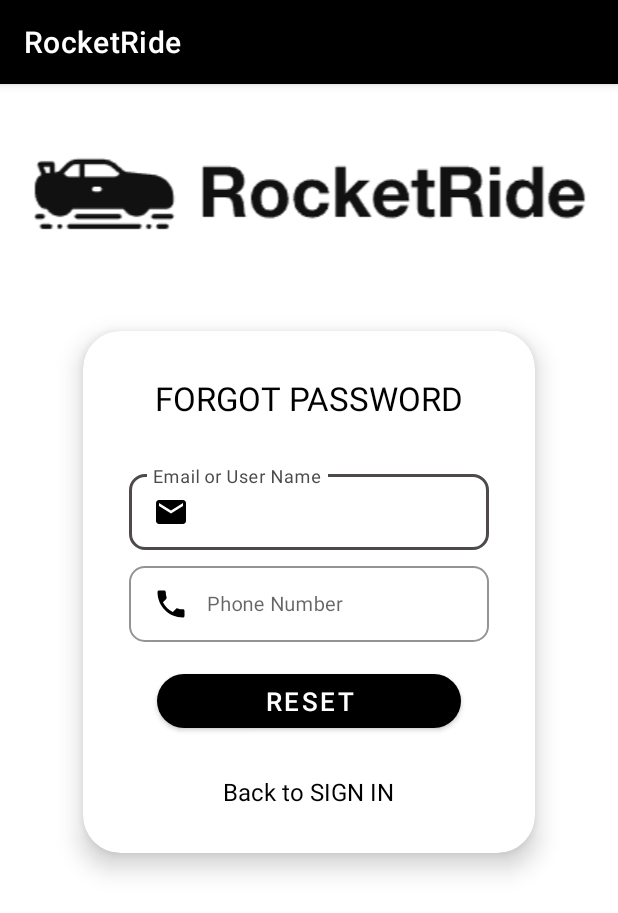
After one commit to GalKoaz/RocketRide, an Android app: the ResetPasswordActivity screen opened directly, with no data from a screen before it, on a phone screen of 412 x 824 dp. The commit adds this screen. Shown: the top 913 px of the screen. Run offline under Robolectric (Android 15) with nearby library versions, the phone set to English and light mode, and no system bars.

Commit message:
Upload reset password activity and its related hyperlinks

```diff
--- a/app/build.gradle
+++ b/app/build.gradle
@@ -54,6 +54,7 @@ dependencies {
     implementation 'com.google.android.material:material:1.7.0'
     implementation 'androidx.constraintlayout:constraintlayout:2.1.4'
     implementation 'com.google.android.gms:play-services-maps:18.1.0'
+    implementation 'com.google.firebase:firebase-auth:21.1.0'
     testImplementation 'junit:junit:4.13.2'
     androidTestImplementation 'androidx.test.ext:junit:1.1.3'
     androidTestImplementation 'androidx.test.espresso:espresso-core:3.4.0'
--- /dev/null
+++ b/app/src/main/java/com/example/rocketride/ResetPasswordActivity.java
@@ -0,0 +1,44 @@
+package com.example.rocketride;
+
+import androidx.appcompat.app.AppCompatActivity;
+
+import android.content.Intent;
+import android.os.Bundle;
+import android.widget.Button;
+import android.widget.TextView;
+
+import com.google.android.material.textfield.TextInputEditText;
+
+public class ResetPasswordActivity extends AppCompatActivity {
+
+    @Override
+    protected void onCreate(Bundle savedInstanceState) {
+        super.onCreate(savedInstanceState);
+        setContentView(R.layout.activity_reset_password);
+
+        // TextView objects
+        TextView backToSign = findViewById(R.id.backSigning);
+
+        // Reset Button
+        Button resetButton = findViewById(R.id.resetButton);
+
+        // Reset text inputs
+        TextInputEditText userEmail = findViewById(R.id.eMail),
+                          userPhone = findViewById(R.id.phone);
+
+        backToSign.setOnClickListener(l -> {
+            this.finish();
+            Intent switchActivityIntent = new Intent(this, MainActivity.class);
+            switchActivityIntent.putExtra("message", "From: " + ResetPasswordActivity.class.getSimpleName());
+            startActivity(switchActivityIntent);
+        });
+
+        resetButton.setOnClickListener(l -> {
+            System.out.println("Reset the password...");
+        });
+    }
+
+    protected void resetUserPassword(String userEmail, String userPhoneNumber){
+
+    }
+}
--- a/app/src/main/res/layout/activity_main.xml
+++ b/app/src/main/res/layout/activity_main.xml
@@ -29,6 +29,7 @@
         app:cardUseCompatPadding="true">
 
         <LinearLayout
+            android:id="@+id/mainSignLayout"
             android:layout_width="match_parent"
             android:layout_height="wrap_content"
             android:orientation="vertical">
@@ -151,14 +152,13 @@
                     android:layout_width="match_parent"
                     android:layout_height="wrap_content"
                     android:text="Forget Password?"
-                    android:onClick="forgotpass"
                     android:textAlignment="textEnd"
                     android:textColor="#000000"
                     android:textSize="11sp"
                     android:textStyle="normal" />
 
                 <Button
-                    android:id="@+id/singIn"
+                    android:id="@+id/signInButton"
                     android:layout_width="match_parent"
                     android:layout_height="wrap_content"
                     android:layout_gravity="center"
@@ -293,7 +293,7 @@
                         android:textStyle="normal" />
                 </com.google.android.material.textfield.TextInputLayout>
                 <Button
-                    android:id="@+id/SIGNUPBUT"
+                    android:id="@+id/signUpButton"
                     android:layout_width="match_parent"
                     android:layout_height="wrap_content"
                     android:layout_gravity="center"
--- a/app/src/main/res/layout/forgotpass.xml
+++ b/app/src/main/res/layout/activity_reset_password.xml
@@ -7,7 +7,7 @@
     android:layout_height="match_parent"
     android:orientation="vertical"
     android:background="@color/white"
-    tools:context=".MainActivity">
+    tools:context=".ResetPasswordActivity">
 
     <ImageView
         android:id="@+id/imageView3"
@@ -29,6 +29,7 @@
         app:cardUseCompatPadding="true">
 
         <LinearLayout
+            android:id="@+id/mainForgotPassLayout"
             android:layout_width="match_parent"
             android:layout_height="wrap_content"
             android:orientation="vertical">
@@ -118,7 +119,7 @@
                 </com.google.android.material.textfield.TextInputLayout>
 
                 <Button
-                    android:id="@+id/resetpass"
+                    android:id="@+id/resetButton"
                     android:layout_width="match_parent"
                     android:layout_height="wrap_content"
                     android:layout_gravity="center"
@@ -136,7 +137,7 @@
             </LinearLayout>
 
             <TextView
-                android:id="@+id/backSIGNIN"
+                android:id="@+id/backSigning"
                 android:layout_width="146dp"
                 android:layout_height="wrap_content"
                 android:layout_gravity="center"
@@ -147,8 +148,7 @@
                 android:textAlignment="center"
                 android:textColor="#000000"
                 android:textSize="16sp"
-                android:textStyle="normal"
-                android:onClick="activity_main"/>
+                android:textStyle="normal"/>
 
         </LinearLayout>
 
```
Also changed, not shown: app/src/main/AndroidManifest.xml (+7 -1 lines), app/src/main/java/com/example/rocketride/MainActivity.java (+80 -2 lines).
